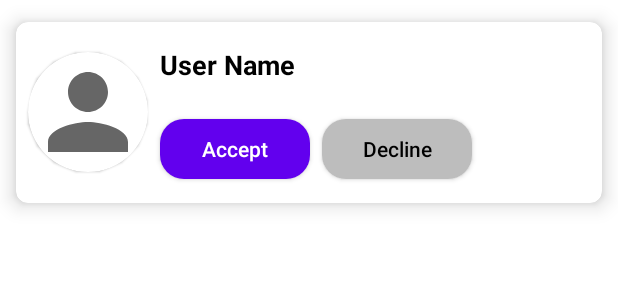
After one commit to dastageerb/FamilyLocationTracker, an Android app: the layout layout_request_item.xml on its own in the app's theme, with its tools: preview values and no code run, on a phone screen of 412 x 824 dp. The commit adds this screen. Shown: the top 300 px of the screen. Run offline under Robolectric (Android 15) with nearby library versions, the phone set to English and light mode, and no system bars.

Commit message:
show friends Request

```diff
--- a/app/src/main/java/com/example/familyLocationTracker/util/Constants.kt
+++ b/app/src/main/java/com/example/familyLocationTracker/util/Constants.kt
@@ -9,7 +9,6 @@ object Constants
 
     // FireStore Collection
     const val USER_COLLECTION = "USERS"
-    const val REQUESTS_COLLECTION = "REQUESTS"
     const val SENT_COLLECTION = "SENT REQUESTS"
     const val RECEIVED_COLLECTION = "RECEIVED REQUESTS"
     const val FRIENDS_COLLECTION = "FRIENDS"
--- /dev/null
+++ b/app/src/main/res/drawable/small_button_bg.xml
@@ -0,0 +1,42 @@
+<?xml version="1.0" encoding="utf-8"?>
+<selector xmlns:android="http://schemas.android.com/apk/res/android">
+
+
+    <item android:state_pressed="true" android:state_enabled="true">
+        <shape >
+            <solid android:color="@color/colorPrimaryDark"/>
+
+
+            <corners android:radius="16dp" />
+
+        </shape>
+    </item>
+
+
+    <item android:state_enabled="true">
+        <shape >
+            <solid android:color="@color/colorPrimary"/>
+
+
+            <corners android:radius="16dp" />
+
+
+        </shape>
+
+    </item>
+
+
+    <item android:state_enabled="false">
+        <shape >
+            <solid android:color="@color/colorLightGrey"/>
+
+
+            <corners android:radius="16dp" />
+
+
+
+        </shape>
+    </item>
+
+
+</selector>
--- /dev/null
+++ b/app/src/main/res/layout/layout_request_item.xml
@@ -0,0 +1,78 @@
+<?xml version="1.0" encoding="utf-8"?>
+<com.google.android.material.card.MaterialCardView xmlns:android="http://schemas.android.com/apk/res/android"
+    android:layout_width="match_parent"
+    android:layout_height="150dp"
+    xmlns:app="http://schemas.android.com/apk/res-auto"
+    app:cardCornerRadius="8dp"
+    app:cardUseCompatPadding="true"
+    app:cardElevation="8dp"
+    >
+
+
+    <RelativeLayout
+        android:layout_width="match_parent"
+        android:layout_height="match_parent"
+        >
+        <com.google.android.material.card.MaterialCardView
+            android:layout_width="80dp"
+            android:layout_height="80dp"
+            app:cardCornerRadius="40dp"
+            android:layout_marginStart="8dp"
+            android:layout_centerVertical="true"
+            android:id="@+id/layoutRequestItemUserImageCarView"
+            >
+            <ImageView
+                android:id="@+id/layoutRequestItemUserProfileImageView"
+                android:layout_width="match_parent"
+                android:layout_height="match_parent"
+                android:src="@drawable/ic_baseline_profile_24"
+                android:scaleType="centerCrop"
+                />
+        </com.google.android.material.card.MaterialCardView>
+
+
+        <TextView
+            android:id="@+id/layoutRequestItemUserNameTextView"
+            android:layout_width="wrap_content"
+            android:layout_height="wrap_content"
+            android:text="@string/user_name"
+            android:layout_toEndOf="@id/layoutRequestItemUserImageCarView"
+            android:layout_marginTop="16dp"
+            android:textSize="18sp"
+            android:textColor="@color/black"
+            android:textStyle="bold"
+            android:layout_marginStart="8dp"
+            />
+
+        <androidx.appcompat.widget.AppCompatButton
+            android:id="@+id/layoutRequestItemAcceptButton"
+            android:layout_width="100dp"
+            android:layout_height="40dp"
+            android:layout_below="@id/layoutRequestItemUserNameTextView"
+            android:layout_marginStart="8dp"
+            android:layout_marginTop="24dp"
+            android:layout_toEndOf="@id/layoutRequestItemUserImageCarView"
+            android:background="@drawable/small_button_bg"
+            android:text="@string/accept"
+            android:textAllCaps="false"
+            android:textColor="@color/white" />
+
+        <androidx.appcompat.widget.AppCompatButton
+            android:id="@+id/layoutRequestItemDeclineButton"
+            android:layout_width="100dp"
+            android:layout_height="40dp"
+            android:background="@drawable/small_button_bg"
+            android:backgroundTint="@color/colorLightGrey"
+            android:layout_marginStart="8dp"
+            android:text="@string/decline"
+            android:textColor="@color/black"
+            android:textAllCaps="false"
+            android:layout_below="@id/layoutRequestItemUserNameTextView"
+            android:layout_toEndOf="@id/layoutRequestItemAcceptButton"
+            android:layout_marginTop="24dp"
+            />
+
+
+    </RelativeLayout>
+
+</com.google.android.material.card.MaterialCardView>
--- a/app/src/main/res/values/strings.xml
+++ b/app/src/main/res/values/strings.xml
@@ -37,6 +37,8 @@
     <string name="logout">Logout</string>
     <string name="you_are_friends">You Are Friends</string>
     <string name="friends_and_family">Friends And Family</string>
+    <string name="accept">Accept</string>
+    <string name="decline">Decline</string>
 
 
 </resources>
```
Also changed, not shown: app/src/main/java/com/example/familyLocationTracker/adapters/RequestAdapter.kt (added, +75 -0 lines), app/src/main/java/com/example/familyLocationTracker/views/friendRequests/FriendRequestsFragment.kt (+96 -2 lines), app/src/main/java/com/example/familyLocationTracker/views/home/HomeFragment.kt (+7 -7 lines), app/src/main/java/com/example/familyLocationTracker/views/otherUserProfile/UserProfileFragment.kt (+14 -15 lines), app/src/main/java/com/example/familyLocationTracker/views/searchUsers/SearchUsersFragment.kt (+5 -5 lines), app/src/main/java/com/example/familyLocationTracker/views/viewModels/HandleRequestsViewModel.kt (renamed from app/src/main/java/com/example/familyLocationTracker/views/otherUserProfile/UserProfileViewModel.kt, +11 -13 lines), app/src/main/java/com/example/familyLocationTracker/views/viewModels/MainViewModel.kt (renamed from app/src/main/java/com/example/familyLocationTracker/views/MainViewModel.kt, +37 -6 lines), app/src/main/res/layout/fragment_friend_requests.xml (+23 -6 lines).
